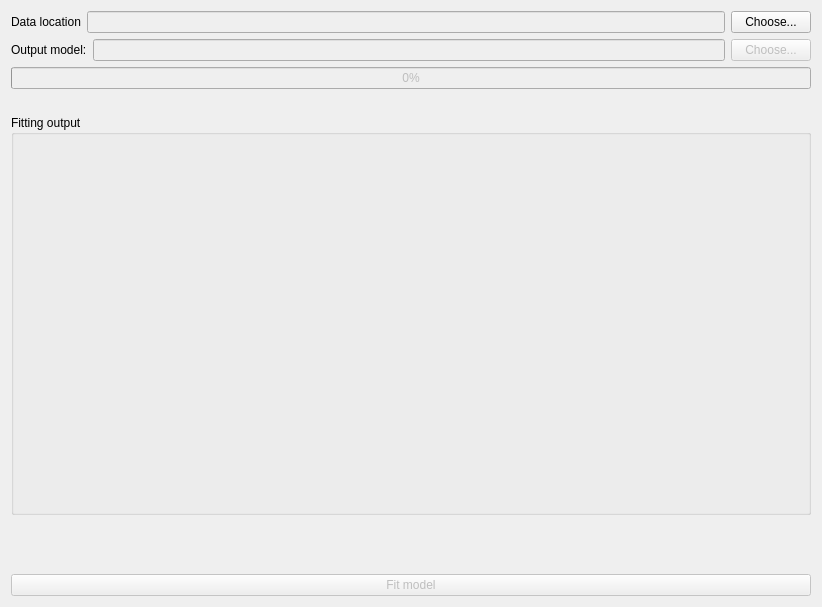
Before: the Qt Designer form src/dafne_models/ui/ModelTrainer.ui in ValentinaVisani/dafne-models_aschoplex, drawn with Qt 5.
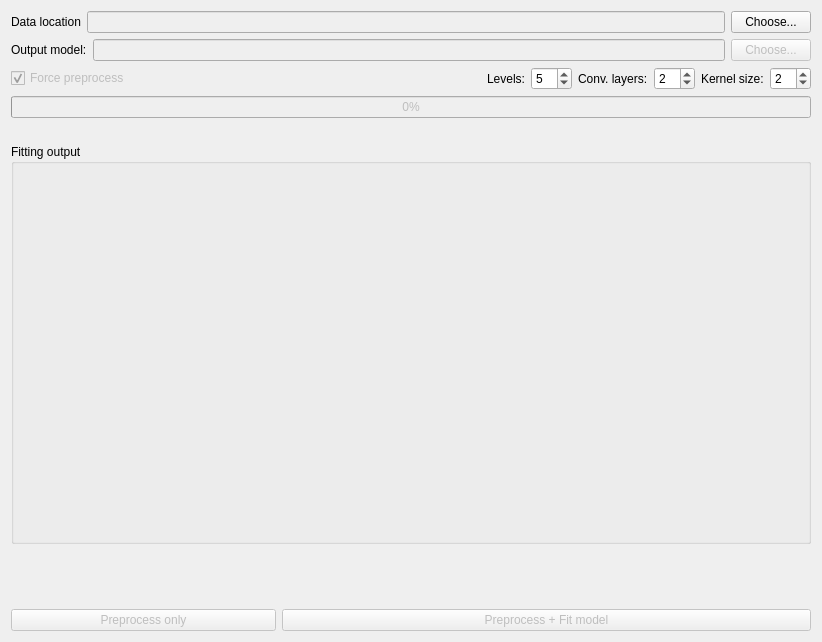
After: the same form once the commit is applied.

Commit message: UI work to accommodate model parameters.

The edit to the form file:
```diff
--- a/src/dafne_models/ui/ModelTrainer.ui
+++ b/src/dafne_models/ui/ModelTrainer.ui
@@ -7,7 +7,7 @@
     <x>0</x>
     <y>0</y>
     <width>815</width>
-    <height>607</height>
+    <height>642</height>
    </rect>
   </property>
   <property name="windowTitle">
@@ -79,6 +79,84 @@
      </item>
     </layout>
    </item>
+   <item>
+    <layout class="QHBoxLayout" name="horizontalLayout_3">
+     <item>
+      <widget class="QCheckBox" name="force_preprocess_check">
+       <property name="enabled">
+        <bool>false</bool>
+       </property>
+       <property name="text">
+        <string>Force preprocess</string>
+       </property>
+       <property name="checked">
+        <bool>true</bool>
+       </property>
+      </widget>
+     </item>
+     <item>
+      <spacer name="horizontalSpacer">
+       <property name="orientation">
+        <enum>Qt::Horizontal</enum>
+       </property>
+       <property name="sizeHint" stdset="0">
+        <size>
+         <width>40</width>
+         <height>20</height>
+        </size>
+       </property>
+      </spacer>
+     </item>
+     <item>
+      <widget class="QLabel" name="label_3">
+       <property name="text">
+        <string>Levels:</string>
+       </property>
+      </widget>
+     </item>
+     <item>
+      <widget class="QSpinBox" name="levels_spin">
+       <property name="minimum">
+        <number>1</number>
+       </property>
+       <property name="value">
+        <number>5</number>
+       </property>
+      </widget>
+     </item>
+     <item>
+      <widget class="QLabel" name="label_4">
+       <property name="text">
+        <string>Conv. layers:</string>
+       </property>
+      </widget>
+     </item>
+     <item>
+      <widget class="QSpinBox" name="convlayers_spin">
+       <property name="value">
+        <number>2</number>
+       </property>
+      </widget>
+     </item>
+     <item>
+      <widget class="QLabel" name="label_5">
+       <property name="text">
+        <string>Kernel size:</string>
+       </property>
+      </widget>
+     </item>
+     <item>
+      <widget class="QSpinBox" name="kernsize_spin">
+       <property name="minimum">
+        <number>1</number>
+       </property>
+       <property name="value">
+        <number>2</number>
+       </property>
+      </widget>
+     </item>
+    </layout>
+   </item>
    <item>
     <widget class="QProgressBar" name="progressBar">
      <property name="enabled">
@@ -126,14 +204,40 @@
     </spacer>
    </item>
    <item>
-    <widget class="QPushButton" name="fit_Button">
-     <property name="enabled">
-      <bool>false</bool>
-     </property>
-     <property name="text">
-      <string>Fit model</string>
-     </property>
-    </widget>
+    <layout class="QHBoxLayout" name="horizontalLayout_4">
+     <item>
+      <widget class="QPushButton" name="preprocess_Button">
+       <property name="enabled">
+        <bool>false</bool>
+       </property>
+       <property name="sizePolicy">
+        <sizepolicy hsizetype="Expanding" vsizetype="Fixed">
+         <horstretch>1</horstretch>
+         <verstretch>0</verstretch>
+        </sizepolicy>
+       </property>
+       <property name="text">
+        <string>Preprocess only</string>
+       </property>
+      </widget>
+     </item>
+     <item>
+      <widget class="QPushButton" name="fit_Button">
+       <property name="enabled">
+        <bool>false</bool>
+       </property>
+       <property name="sizePolicy">
+        <sizepolicy hsizetype="Expanding" vsizetype="Fixed">
+         <horstretch>2</horstretch>
+         <verstretch>0</verstretch>
+        </sizepolicy>
+       </property>
+       <property name="text">
+        <string>Preprocess + Fit model</string>
+       </property>
+      </widget>
+     </item>
+    </layout>
    </item>
   </layout>
  </widget>
```
The commit also changes 3 other files.
